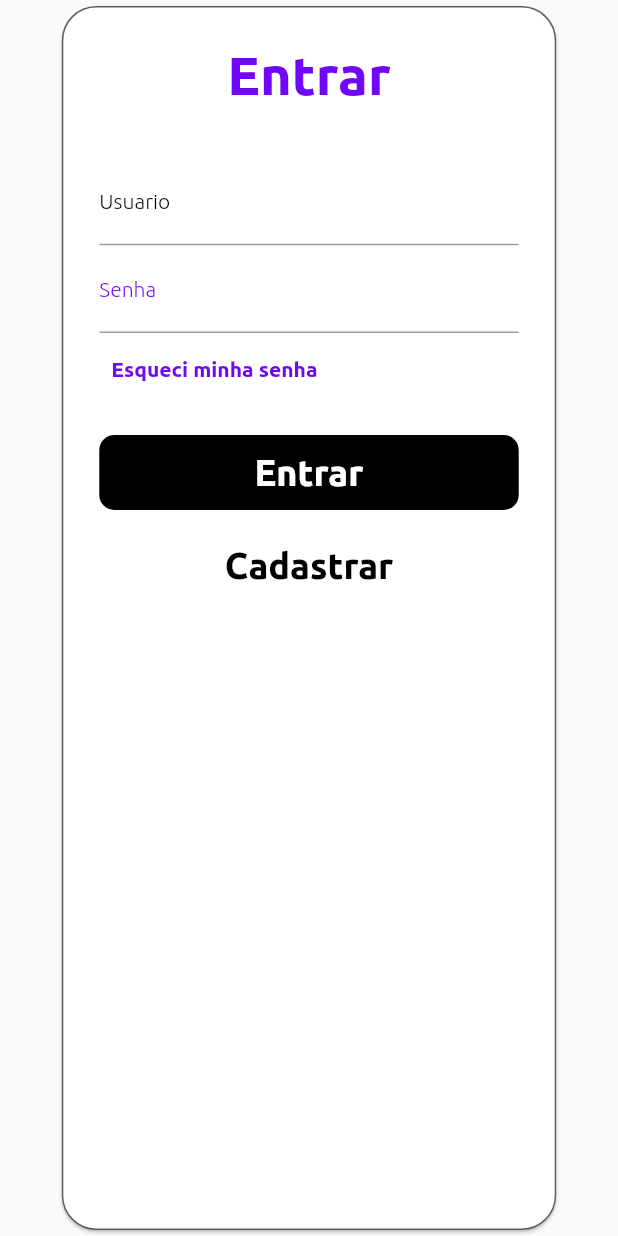
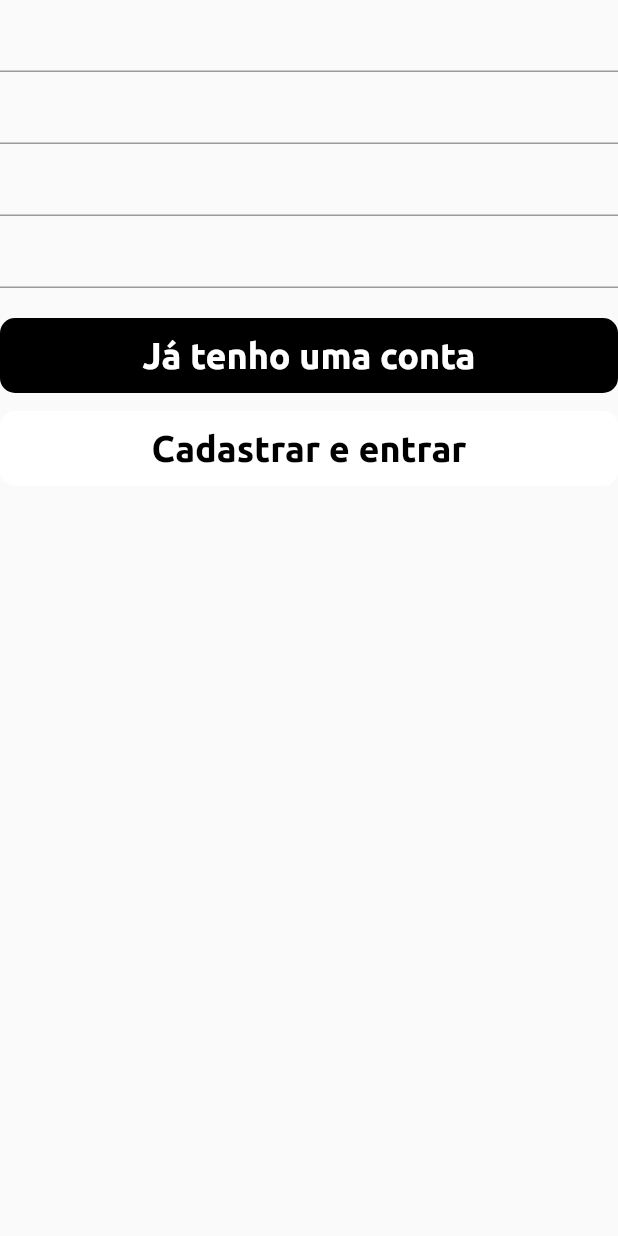
Before and after one commit to The-url-killer/Digital-Dragon, a Flutter app: the screen it shows after launch, after a tap on "Registrar-se", on a phone screen of 412 x 824 dp. Run offline on Flutter 3.47's test engine with Material 2 defaults, Android fonts, the phone set to English and light mode, and no system bars; network calls fail; statements that could not run were skipped; project files that could hold a hidden picture were left out.

```diff
--- /dev/null
+++ b/digital_dragon_v1/lib/context/globals.dart
@@ -0,0 +1 @@
+String email = "";
--- a/digital_dragon_v1/lib/main.dart
+++ b/digital_dragon_v1/lib/main.dart
@@ -1,9 +1,11 @@
+import 'package:digital_dragon_v1/screens/create-campaign/create-campaign.screen.dart';
+import 'package:flutter/material.dart';
+import 'package:flutter/services.dart';
 import 'package:digital_dragon_v1/constants/colors.dart';
 import 'package:digital_dragon_v1/constants/routes.dart';
-import 'package:digital_dragon_v1/screens/signin/signin_screen.dart';
-import 'package:digital_dragon_v1/screens/start/start_screen.dart';
-import 'package:flutter/material.dart';
-import 'package:flutter/services.dart';
+import 'package:digital_dragon_v1/screens/sign-up/sign-up.screen.dart';
+import 'package:digital_dragon_v1/screens/signin/signin.screen.dart';
+import 'package:digital_dragon_v1/screens/start/start.screen.dart';
 
 void main() {
   SystemChrome.setEnabledSystemUIMode(SystemUiMode.immersive);
@@ -31,7 +33,9 @@ class MyApp extends StatelessWidget {
             initialRoute: Routes.start,
             routes: <String, WidgetBuilder>{
               Routes.start: (context) => const Start(),
-              Routes.signIn: (context) => const SignIn()
+              Routes.signIn: (context) => const SignIn(),
+              Routes.signUp: (context) => const SignUp(),
+              Routes.createCampaign: (context) => const CreateCampaign(),
             },
             home: const Scaffold(
               body: Start(
--- /dev/null
+++ b/digital_dragon_v1/lib/screens/sign-up/sign-up.screen.dart
@@ -0,0 +1,54 @@
+import 'package:flutter/material.dart';
+import 'package:digital_dragon_v1/components/solid_button.dart';
+import 'package:digital_dragon_v1/constants/colors.dart';
+import 'package:digital_dragon_v1/constants/routes.dart';
+import 'package:digital_dragon_v1/hooks/use-user.hook.dart';
+import 'package:digital_dragon_v1/context/globals.dart' as globals;
+
+class SignUp extends StatefulWidget {
+  const SignUp({Key? key}) : super(key: key);
+
+  @override
+  _SignUpState createState() => _SignUpState();
+}
+
+class _SignUpState extends State<SignUp> {
+  TextEditingController userController = TextEditingController();
+  TextEditingController emailController = TextEditingController();
+  TextEditingController passController = TextEditingController();
+  TextEditingController passConfirmController = TextEditingController();
+
+  handleClickSignUp() {
+    var response = signUp(
+        name: userController.text,
+        email: emailController.text,
+        password: passController.text);
+
+    response.then((value) => {globals.email = value});
+    Navigator.of(context).pushNamed(Routes.createCampaign);
+  }
+
+  handleClickHaveAccount() {
+    Navigator.of(context).pushNamed(Routes.signIn);
+  }
+
+  @override
+  Widget build(BuildContext context) {
+    return Scaffold(
+      body: Column(
+        children: [
+          TextFormField(controller: userController),
+          TextFormField(controller: emailController),
+          TextFormField(controller: passController),
+          TextFormField(controller: passConfirmController),
+          const SizedBox(height: 20),
+          SolidButton("Já tenho uma conta", ColorsApp.kBlack, ColorsApp.kWhite,
+              handleClickHaveAccount),
+          const SizedBox(height: 12),
+          SolidButton("Cadastrar e entrar", ColorsApp.kWhite, ColorsApp.kBlack,
+              handleClickSignUp)
+        ],
+      ),
+    );
+  }
+}
--- a/digital_dragon_v1/lib/screens/signin/signin_screen.dart
+++ /dev/null
@@ -1,168 +0,0 @@
-import 'package:digital_dragon_v1/components/solid_button.dart';
-import 'package:digital_dragon_v1/constants/colors.dart';
-import 'package:digital_dragon_v1/constants/font_size.dart';
-import 'package:digital_dragon_v1/constants/sizes.dart';
-import 'package:digital_dragon_v1/hooks/use-user.hook.dart';
-import 'package:flutter/material.dart';
-
-class SignIn extends StatefulWidget {
-  const SignIn({Key? key}) : super(key: key);
-
-  @override
-  _SignInState createState() => _SignInState();
-}
-
-class _SignInState extends State<SignIn> {
-  TextEditingController userController = TextEditingController();
-  TextEditingController passController = TextEditingController();
-
-  FocusNode inputFocus = FocusNode();
-
-  @override
-  void initState() {
-    setState(() {
-      inputFocus.addListener(() {});
-    });
-    super.initState();
-  }
-
-  @override
-  void dispose() {
-    inputFocus.dispose();
-    super.dispose();
-  }
-
-  void handleClick() {
-    fetch();
-  }
-
-  @override
-  Widget build(BuildContext context) {
-    final double containerWidth = Sizes.width(context) * 0.80;
-    final double containerHeigth = Sizes.heigth(context) * 1.04;
-    final double buttonWidth = Sizes.width(context);
-
-    const double radius = 23;
-    const double borderWidth = 1;
-    const double marginToTop = 35;
-    const String textTitle = "Entrar";
-    const userLabel = "Usuario";
-    const passLabel = "Senha";
-    const textButton = "Esqueci minha senha";
-
-    const TextStyle textStyleTitle = TextStyle(
-      fontFamily: 'Ubuntu',
-      fontSize: FontSize.kFontSize36,
-      color: ColorsApp.kPrimaryColor,
-      fontWeight: FontWeight.w700,
-    );
-
-    const TextStyle textStyleLabelDisabled = TextStyle(
-      fontFamily: 'Ubuntu',
-      fontSize: FontSize.kFontSize14,
-      color: ColorsApp.kBlack,
-      fontWeight: FontWeight.w300,
-    );
-
-    const TextStyle textStyleLableEnabled = TextStyle(
-        fontFamily: 'Ubuntu',
-        color: ColorsApp.kPrimaryColor,
-        fontSize: FontSize.kFontSize14,
-        fontWeight: FontWeight.w300);
-
-    const focusedInputBorder = UnderlineInputBorder(
-        borderSide: BorderSide(color: ColorsApp.kPrimaryColor));
-
-    const TextStyle textInputStyle = TextStyle(
-        fontFamily: 'Ubuntu',
-        color: ColorsApp.kPrimaryColor,
-        fontSize: FontSize.kFontSize18,
-        fontWeight: FontWeight.w300);
-
-    RoundedRectangleBorder roundedRectangleBorder = RoundedRectangleBorder(
-        borderRadius: BorderRadius.circular(radius),
-        side: const BorderSide(
-            color: ColorsApp.kBlackBorder, width: borderWidth));
-
-    return Scaffold(
-      body: Center(
-        child: Card(
-          shape: roundedRectangleBorder,
-          child: SizedBox(
-            width: containerWidth,
-            height: containerHeigth,
-            child: Padding(
-              padding: const EdgeInsets.all(25),
-              child: Column(
-                crossAxisAlignment: CrossAxisAlignment.center,
-                children: [
-                  const Text(
-                    textTitle,
-                    style: textStyleTitle,
-                    textAlign: TextAlign.center,
-                  ),
-                  const SizedBox(height: marginToTop),
-                  Column(
-                    children: [
-                      TextFormField(
-                        controller: userController,
-                        style: textInputStyle,
-                        focusNode: inputFocus,
-                        onTap: () {
-                          FocusScope.of(context).requestFocus(inputFocus);
-                        },
-                        decoration: InputDecoration(
-                            labelText: userLabel,
-                            labelStyle: inputFocus.hasFocus
-                                ? textStyleLableEnabled
-                                : textStyleLabelDisabled,
-                            focusedBorder: focusedInputBorder),
-                      ),
-                      TextFormField(
-                        controller: passController,
-                        style: textInputStyle,
-                        onTap: () {
-                          FocusScope.of(context).unfocus();
-                        },
-                        decoration: InputDecoration(
-                          labelText: passLabel,
-                          labelStyle: !inputFocus.hasFocus
-                              ? textStyleLableEnabled
-                              : textStyleLabelDisabled,
-                          focusedBorder: focusedInputBorder,
-                        ),
-                      ),
-                      Container(
-                        alignment: Alignment.centerLeft,
-                        width: buttonWidth,
-                        child: TextButton(
-                          onPressed: () {},
-                          child: const Text(
-                            textButton,
-                            textAlign: TextAlign.left,
-                            style: TextStyle(
-                              fontFamily: 'Ubuntu',
-                              fontSize: FontSize.kFontSize14,
-                              fontWeight: FontWeight.w700,
-                              color: ColorsApp.kPrimaryColor,
-                            ),
-                          ),
-                        ),
-                      ),
-                      const SizedBox(height: 20),
-                      SolidButton("Entrar", ColorsApp.kBlack, ColorsApp.kWhite,
-                          handleClick),
-                      const SizedBox(height: 12),
-                      SolidButton("Cadastrar", ColorsApp.kWhite,
-                          ColorsApp.kBlack, () {})
-                    ],
-                  ),
-                ],
-              ),
-            ),
-          ),
-        ),
-      ),
-    );
-  }
-}
--- a/digital_dragon_v1/lib/screens/start/start_screen.dart
+++ b/digital_dragon_v1/lib/screens/start/start.screen.dart
@@ -1,10 +1,9 @@
+import 'package:flutter/material.dart';
 import 'package:digital_dragon_v1/components/solid_button.dart';
 import 'package:digital_dragon_v1/constants/colors.dart';
 import 'package:digital_dragon_v1/constants/font_size.dart';
 import 'package:digital_dragon_v1/constants/routes.dart';
 import 'package:digital_dragon_v1/constants/sizes.dart';
-import 'package:flutter/cupertino.dart';
-import 'package:flutter/material.dart';
 
 class Start extends StatelessWidget {
   const Start({Key? key}) : super(key: key);
@@ -30,8 +29,12 @@ class Start extends StatelessWidget {
       fontSize: FontSize.kFontSize36,
     );
 
-    void handleOnClickSingIn() {
+    handleOnClickSingIn() {
       Navigator.of(context).pushNamed(Routes.signIn);
+    }
+
+    handleClickSignUp() {
+      Navigator.of(context).pushNamed(Routes.signUp);
     }
 
     return Scaffold(
@@ -97,7 +100,7 @@ class Start extends StatelessWidget {
                     Padding(
                       padding: const EdgeInsets.only(top: paddingSize),
                       child: SolidButton("Registrar-se", ColorsApp.kWhite,
-                          ColorsApp.kBlack, handleOnClickSingIn,
+                          ColorsApp.kBlack, handleClickSignUp,
                           key: const Key("registerButton")),
                     )
                   ],
```
Also changed, not shown: digital_dragon_v1/lib/hooks/use-user.hook.dart (+15 -6 lines), digital_dragon_v1/lib/screens/create-campaign/create-campaign.screen.dart (added, +36 -0 lines), digital_dragon_v1/lib/screens/signin/signin.screen.dart (added, +47 -0 lines), digital_dragon_v1/lib/hooks/user-campaing.hook.dart (added), digital_dragon_v1/pubspec.lock, 6 other files.
